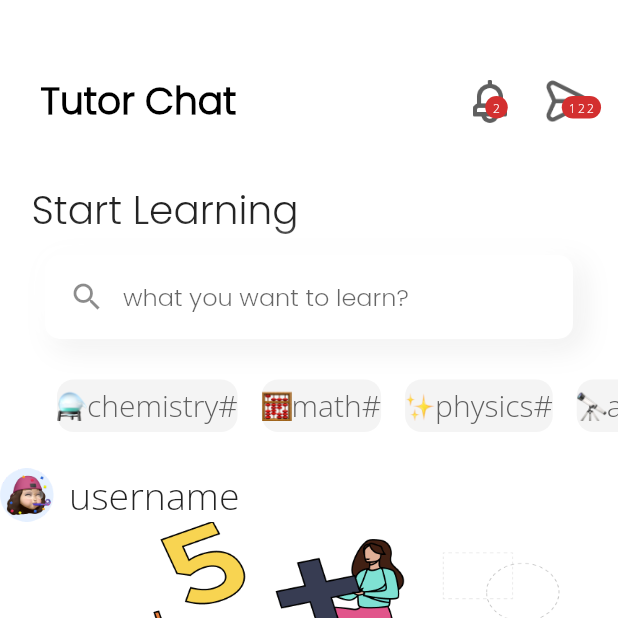
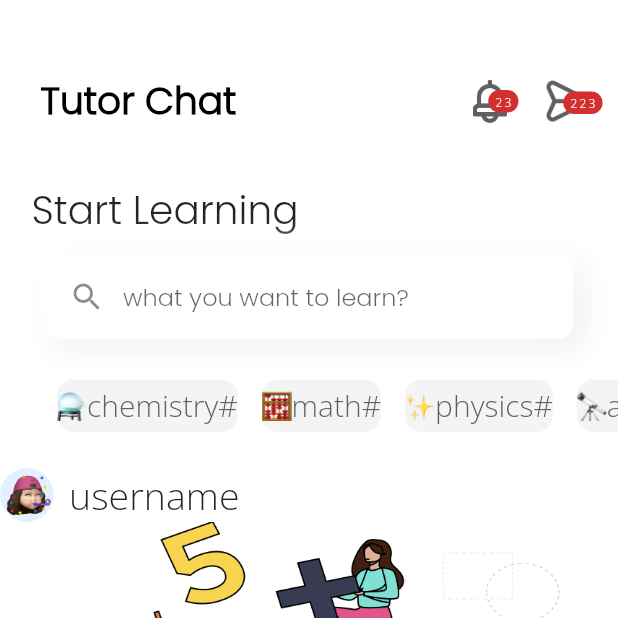
Before and after one commit to Nura1i/tutorchat, a Flutter app: the HomeScreen screen opened directly, on a phone screen of 412 x 824 dp, the top half of it. Run offline on Flutter 3.47's test engine with Material 2 defaults, Android fonts, the phone set to English and light mode, and no system bars; drawn by our look-alikes of flutter_rating_bar; our stand-ins replace dotted_border, dropdown_button2, flutter_countdown_timer, flutter_inset_box_shadow, flutter_svg, pinput; accounts and stored records are empty.

Commit message:
homeScreen.dart

```diff
--- a/lib/Pages/HomePage/homeScreen.dart
+++ b/lib/Pages/HomePage/homeScreen.dart
@@ -11,9 +11,11 @@ class HomeScreen extends StatefulWidget {
   @override
   State<HomeScreen> createState() => _HomeScreenState();
 }
-
+//waka_cf9761a5-8e55-40f9-83d7-89d65417d08b
 class _HomeScreenState extends State<HomeScreen> {
   TextEditingController? searchtextEditingController = TextEditingController();
+  int informations = 23;
+  int sendcounter = 223;
   @override
   void initState() {
     searchtextEditingController = TextEditingController();
@@ -52,20 +54,23 @@ class _HomeScreenState extends State<HomeScreen> {
                               fontWeight: FontWeight.w600),
                         ),
                       ),
-                      Row(
-                        children: const [
+                       Row(
+                        children: [
                           Padding(
                             padding: EdgeInsets.only(right: 25.0),
                             child: SizedBox(
                               width: 24,
                               height: 29,
-                              child: Badge(
+                              child:
+
+                              Badge(
                                   largeSize: 15,
                                   smallSize: 15,
                                   alignment: AlignmentDirectional.center,
-//                                  offset: Offset(5, -7),
+                                  offset: Offset(6, -8),
                                   label: Text(
-                                    '2',
+                                    informations.toString(),
+                                    maxLines: 1,
                                     style: TextStyle(
                                         color: Colors.white,
                                         fontFamily: 'OpenSans',
@@ -86,9 +91,10 @@ class _HomeScreenState extends State<HomeScreen> {
                                   largeSize: 15,
                                   smallSize: 15,
                                   alignment: AlignmentDirectional.center,
-                                  //offset: Offset(5, -7),
+                                  offset: Offset(5, -7),
                                   label: Text(
-                                    '122',
+                                    sendcounter.toString(),
+                                    maxLines: 1,
                                     style: TextStyle(
                                         color: Colors.white,
                                         fontFamily: 'OpenSans',
@@ -182,11 +188,15 @@ class _HomeScreenState extends State<HomeScreen> {
                       itemCount: 5,
                       itemBuilder: (_, index) {
                         return postsubjects(
+                            username: 'Izabella Karl 16',
+                            userimage: 'assets/png/userpicture.png',
                             imagename: 'assets/png/math.png',
                             coursename: 'Matematika Bo`yicha Video Kurs(Lar)',
                             commentcount: 50,
-                            locksubject: true,
-                            ratingcounter: 3);
+                            locksubject: index==2 ? false : true,
+                            ratingcounter: 3,
+                            newcostcourse: 435,
+                            oldcostcourse: 640);
                       }),
                 ),
               ),
```
